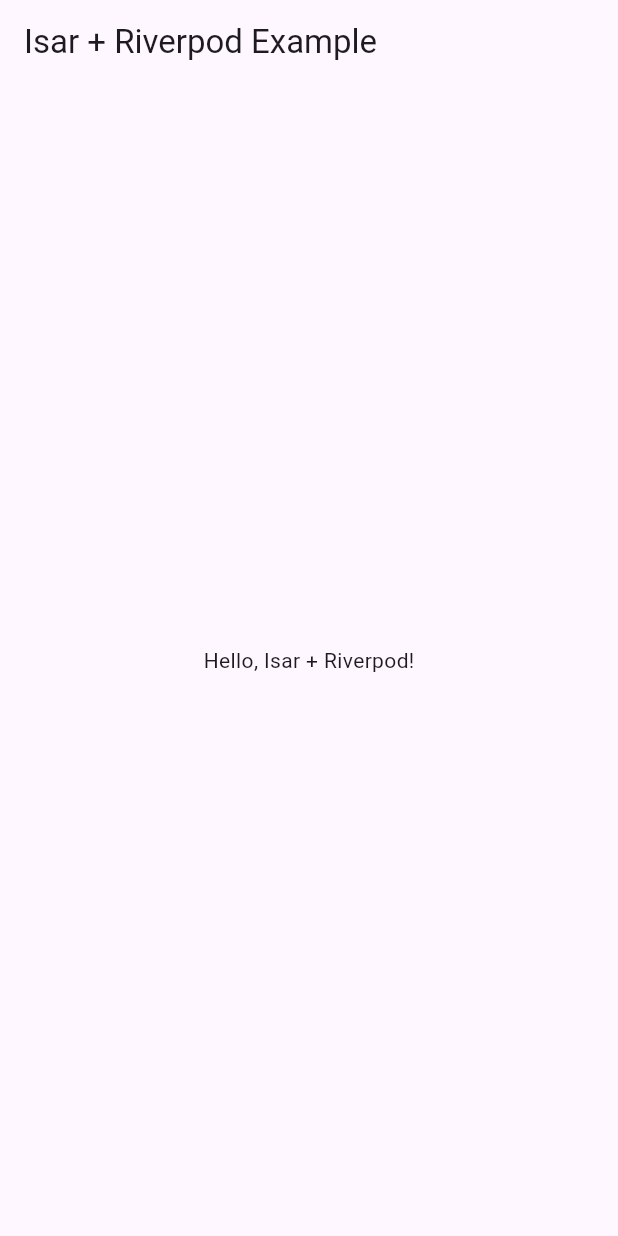
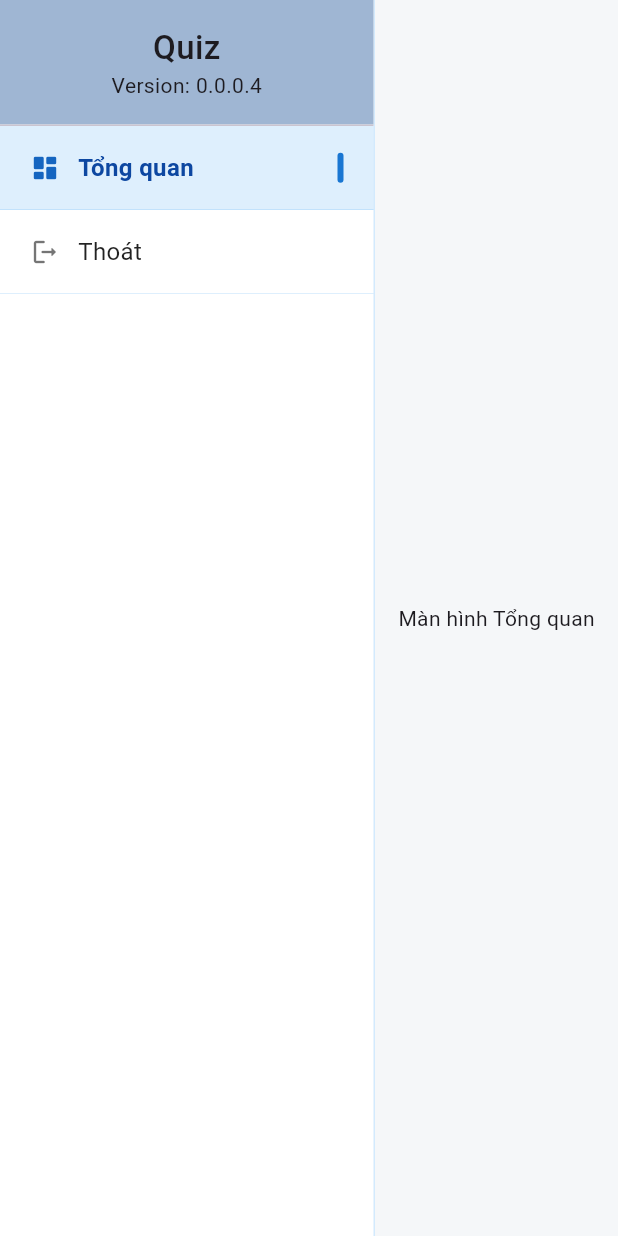
Before and after one commit to Thieu-Van-Hieu/quiz-app, a Flutter app: the screen it shows after launch, on a phone screen of 412 x 824 dp. Run offline on Flutter 3.47's test engine with Material 3 defaults, Android fonts, the phone set to English and light mode, and no system bars; our stand-ins replace flutter_hooks, go_router, hooks_riverpod, isar; accounts and stored records are empty.

Commit message:
feat: triển khai hệ thống điều hướng GoRouter và khung Sidebar

```diff
--- /dev/null
+++ b/lib/features/dashboard/constants/dashboard_colors.dart
@@ -0,0 +1,12 @@
+import 'package:flutter/material.dart';
+
+class AppColors {
+  static const Color sidebarHeader = Color(0xFF9FB6D3);
+  static const Color sidebarBorder = Color(0x332196F3);
+  static const Color sidebarActive = Color(0x262196F3);
+  static const Color sidebarHover = Color(0x1A2196F3);
+  static const Color backgroundContent = Color(
+    0xFFF5F7F9,
+  ); // Màu nền nội dung bên phải
+  static const Color textPrimary = Color(0xFF2D2D2D);
+}
--- /dev/null
+++ b/lib/features/dashboard/constants/dashboard_strings.dart
@@ -0,0 +1,6 @@
+
+
+class AppStrings {
+  static const String appName = "Quiz";
+  static const String appVersion = "Version: 0.0.0.4";
+}
--- /dev/null
+++ b/lib/features/dashboard/routes/dashboard_routes.dart
@@ -0,0 +1,14 @@
+import 'package:flutter/material.dart';
+import 'package:frontend/routes/types.dart';
+
+// features/dashboard/routes/dashboard_routes.dart
+class DashboardRoutes {
+  static const String root = '/dashboard'; // URL tiếng Anh
+
+  static final AppRouteItem config = AppRouteItem(
+    title: 'Tổng quan', // Hiển thị tiếng Việt
+    path: root,
+    icon: Icons.dashboard_rounded,
+    builder: (context) => const Center(child: Text("Màn hình Tổng quan")),
+  );
+}
--- /dev/null
+++ b/lib/features/dashboard/screens/main_screens.dart
@@ -0,0 +1,80 @@
+import 'package:flutter/material.dart';
+import 'package:flutter_hooks/flutter_hooks.dart';
+import 'package:frontend/features/dashboard/constants/dashboard_colors.dart';
+import 'package:frontend/routes/app_route_config.dart'; // Dùng config mới
+import 'package:frontend/features/dashboard/widgets/sidebar_button.dart';
+import 'package:frontend/features/dashboard/widgets/sidebar_header.dart';
+import 'package:go_router/go_router.dart';
+
+class MainScreen extends HookWidget {
+  final StatefulNavigationShell navigationShell;
+
+  const MainScreen({super.key, required this.navigationShell});
+
+  @override
+  Widget build(BuildContext context) {
+    final menuItems = AppRouteConfig.mainMenuItems;
+
+    return Scaffold(
+      body: Row(
+        children: [
+          // SIDEBAR AREA
+          Container(
+            width: 250, // Tăng nhẹ width để chữ tiếng Việt không bị gò bó
+            decoration: const BoxDecoration(
+              border: Border(right: BorderSide(color: AppColors.sidebarBorder)),
+              color: Colors.white,
+            ),
+            child: Column(
+              children: [
+                const SidebarHeader(),
+                const Divider(height: 1),
+                Expanded(
+                  child: ListView.builder(
+                    itemCount: menuItems.length,
+                    itemBuilder: (context, index) {
+                      final item = menuItems[index];
+
+                      // Một mục được coi là "Selected" nếu nó không phải Action
+                      // và index của nó khớp với branch hiện tại của Router
+                      final bool isAction = item.path == null;
+                      final bool isSelected =
+                          !isAction && navigationShell.currentIndex == index;
+
+                      return SidebarButton(
+                        title: item.title,
+                        icon: item.icon!,
+                        isSelected: isSelected,
+                        onTap: () {
+                          if (item.onTap != null) {
+                            // Nếu có hàm onTap (nút Thoát) -> Thực thi ngay
+                            item.onTap!(context);
+                          } else if (item.path != null) {
+                            // Nếu là Route -> Chuyển branch
+                            navigationShell.goBranch(
+                              index,
+                              initialLocation:
+                                  index == navigationShell.currentIndex,
+                            );
+                          }
+                        },
+                      );
+                    },
+                  ),
+                ),
+              ],
+            ),
+          ),
+
+          // CONTENT AREA
+          Expanded(
+            child: Container(
+              color: AppColors.backgroundContent,
+              child: navigationShell,
+            ),
+          ),
+        ],
+      ),
+    );
+  }
+}
--- /dev/null
+++ b/lib/features/dashboard/widgets/sidebar_button.dart
@@ -0,0 +1,90 @@
+import 'package:flutter/material.dart';
+import 'package:flutter_hooks/flutter_hooks.dart';
+import 'package:frontend/features/dashboard/constants/dashboard_colors.dart';
+
+class SidebarButton extends HookWidget {
+  final String title;
+  final IconData? icon; // Thêm Icon để menu chuyên nghiệp hơn
+  final bool isSelected;
+  final VoidCallback onTap;
+
+  const SidebarButton({
+    super.key,
+    required this.title,
+    this.icon,
+    required this.isSelected,
+    required this.onTap,
+  });
+
+  @override
+  Widget build(BuildContext context) {
+    final isHovered = useState(false);
+
+    return MouseRegion(
+      onEnter: (_) => isHovered.value = true,
+      onExit: (_) => isHovered.value = false,
+      cursor: SystemMouseCursors.click, // Hiện bàn tay khi rê chuột vào
+      child: GestureDetector(
+        // Dùng GestureDetector hoặc InkWell đều được
+        onTap: onTap,
+        child: AnimatedContainer(
+          duration: const Duration(milliseconds: 150),
+          // Hiệu ứng đổi màu mượt
+          width: double.infinity,
+          constraints: const BoxConstraints(minHeight: 56.0),
+          // 56-64 là chuẩn
+          decoration: BoxDecoration(
+            // Đường kẻ mờ ngăn cách các item
+            border: const Border(
+              bottom: BorderSide(color: AppColors.sidebarBorder, width: 0.5),
+            ),
+            color: isSelected
+                ? AppColors.sidebarActive
+                : (isHovered.value
+                      ? AppColors.sidebarHover
+                      : Colors.transparent),
+          ),
+          child: Padding(
+            padding: const EdgeInsets.symmetric(horizontal: 20),
+            child: Row(
+              mainAxisAlignment: MainAxisAlignment.start,
+              // Căn lề trái nhìn thuận mắt hơn trên Desktop
+              children: [
+                if (icon != null) ...[
+                  Icon(
+                    icon,
+                    size: 20,
+                    color: isSelected ? Colors.blue[800] : Colors.black54,
+                  ),
+                  const SizedBox(width: 12),
+                ],
+                Expanded(
+                  child: Text(
+                    title,
+                    style: TextStyle(
+                      fontSize: 16, // 16-18 là vừa đủ dùng
+                      fontWeight: isSelected
+                          ? FontWeight.w600
+                          : FontWeight.w400,
+                      color: isSelected ? Colors.blue[900] : Colors.black87,
+                    ),
+                  ),
+                ),
+                // Thanh chỉ thị (Indicator) nhỏ bên trái nếu đang chọn (Option)
+                if (isSelected)
+                  Container(
+                    width: 4,
+                    height: 20,
+                    decoration: BoxDecoration(
+                      color: Colors.blue[700],
+                      borderRadius: BorderRadius.circular(2),
+                    ),
+                  ),
+              ],
+            ),
+          ),
+        ),
+      ),
+    );
+  }
+}
--- /dev/null
+++ b/lib/features/dashboard/widgets/sidebar_header.dart
@@ -0,0 +1,27 @@
+import 'package:flutter/material.dart';
+import 'package:frontend/features/dashboard/constants/dashboard_colors.dart';
+import 'package:frontend/features/dashboard/constants/dashboard_strings.dart';
+
+class SidebarHeader extends StatelessWidget {
+  const SidebarHeader({super.key});
+
+  @override
+  Widget build(BuildContext context) {
+    return Container(
+      width: double.infinity,
+      padding: const EdgeInsets.all(16),
+      color: AppColors.sidebarHeader,
+      child: const Column(
+        crossAxisAlignment: CrossAxisAlignment.center,
+        mainAxisAlignment: MainAxisAlignment.center,
+        children: [
+          Text(
+            AppStrings.appName,
+            style: TextStyle(fontSize: 22, fontWeight: FontWeight.w500),
+          ),
+          Text(AppStrings.appVersion, style: TextStyle(fontSize: 14)),
+        ],
+      ),
+    );
+  }
+}
--- a/lib/main.dart
+++ b/lib/main.dart
@@ -1,6 +1,7 @@
 import 'package:flutter/material.dart';
 import 'package:flutter_hooks/flutter_hooks.dart';
 import 'package:frontend/core/services/isar_service.dart';
+import 'package:frontend/routes/app_router.dart';
 import 'package:hooks_riverpod/hooks_riverpod.dart';
 
 void main() async {
@@ -28,13 +29,10 @@
       }
       FlutterError.presentError(details); // Các lỗi khác vẫn hiện bình thường
     };
-    return MaterialApp(
-      title: 'Flutter Demo',
-      theme: ThemeData(primarySwatch: Colors.blue),
-      home: Scaffold(
-        appBar: AppBar(title: const Text('Isar + Riverpod Example')),
-        body: const Center(child: Text('Hello, Isar + Riverpod!')),
-      ),
+    return MaterialApp.router(
+      routerConfig: appRouter,
+      debugShowCheckedModeBanner: false,
+      theme: ThemeData(useMaterial3: true),
     );
   }
 }
--- /dev/null
+++ b/lib/routes/app_route_config.dart
@@ -0,0 +1,39 @@
+import 'package:flutter/material.dart';
+import 'package:flutter/services.dart';
+import 'package:frontend/features/dashboard/routes/dashboard_routes.dart';
+import 'package:frontend/routes/types.dart';
+
+// Hàm xử lý hiện Dialog thoát
+void _showExitDialog(BuildContext context) {
+  showDialog(
+    context: context,
+    builder: (context) => AlertDialog(
+      title: const Text("Xác nhận thoát"),
+      content: const Text("Bạn có chắc chắn muốn đóng ứng dụng?"),
+      actions: [
+        TextButton(
+          onPressed: () => Navigator.pop(context),
+          child: const Text("Hủy"),
+        ),
+        TextButton(
+          onPressed: () => SystemNavigator.pop(), // Thoát app sạch sẽ
+          child: const Text("Thoát", style: TextStyle(color: Colors.red)),
+        ),
+      ],
+    ),
+  );
+}
+
+class AppRouteConfig {
+  static final List<AppRouteItem> mainMenuItems = [
+    DashboardRoutes.config,
+    AppRouteItem(
+      title: 'Thoát',
+      icon: Icons.logout_rounded,
+      onTap: (context) {
+        // Gọi hàm xử lý thoát từ utils.dart hoặc hiện Dialog tại đây
+        _showExitDialog(context);
+      },
+    ),
+  ];
+}
--- /dev/null
+++ b/lib/routes/app_router.dart
@@ -0,0 +1,26 @@
+import 'package:flutter/material.dart';
+import 'package:go_router/go_router.dart';
+import 'package:frontend/features/dashboard/screens/main_screens.dart';
+import 'package:frontend/features/dashboard/routes/dashboard_routes.dart';
+import 'package:frontend/routes/app_route_config.dart';
+
+final _rootNavigatorKey = GlobalKey<NavigatorState>();
+
+final appRouter = GoRouter(
+  navigatorKey: _rootNavigatorKey,
+  initialLocation: DashboardRoutes.root, // /dashboard
+  routes: [
+    StatefulShellRoute.indexedStack(
+      builder: (context, state, navigationShell) =>
+          MainScreen(navigationShell: navigationShell),
+      branches: AppRouteConfig.mainMenuItems
+          .map((item) => item.toGoRoute()) // Chuyển sang GoRoute
+          .whereType<GoRoute>()           // Lọc bỏ các Action (như nút Thoát)
+          .map((route) {
+            return StatefulShellBranch(
+              routes: [route],
+            );
+          }).toList(),
+    ),
+  ],
+);
--- /dev/null
+++ b/lib/routes/types.dart
@@ -0,0 +1,41 @@
+import 'package:flutter/material.dart';
+import 'package:go_router/go_router.dart';
+
+class AppRouteItem {
+  final String title;
+  final String? path; // Action thì không cần path
+  final String? fullPath;
+  final IconData? icon;
+  final Widget Function(BuildContext context)?
+  builder; // Action thì không cần builder
+  final List<AppRouteItem>? subRoutes;
+  final void Function(BuildContext context)?
+  onTap; // <--- Thêm cái này để xử lý Exit
+
+  const AppRouteItem({
+    required this.title,
+    this.icon,
+    this.path,
+    this.fullPath,
+    this.builder,
+    this.subRoutes,
+    this.onTap, // Thêm hành động vào đây
+  });
+
+  // Hàm này vẫn giữ để build Router, nhưng lọc bỏ những cái không có builder
+  GoRoute? toGoRoute() {
+    if (path == null || builder == null) {
+      return null; // Nếu là Action thì trả về null
+    }
+    return GoRoute(
+      path: path!,
+      builder: (context, state) => builder!(context),
+      routes:
+          subRoutes
+              ?.map((sub) => sub.toGoRoute())
+              .whereType<GoRoute>()
+              .toList() ??
+          [],
+    );
+  }
+}
```
